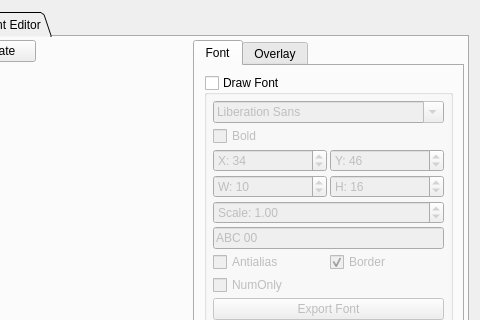
This is pages/pagedisplaytool.ui in vedderb/vesc_tool as Qt 5 draws it before an edit; both pictures show x 205 to 685 and y 0 to 320 of the 685 by 462 pixel window. The edited form follows.
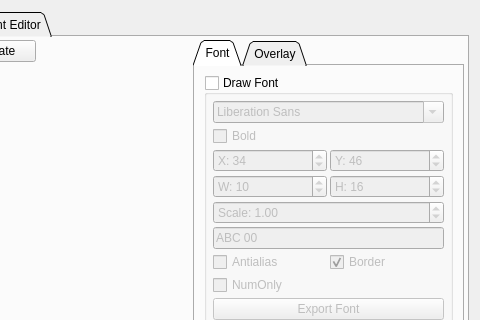
This is the edited form. Custom widgets are drawn as their Qt base class.

Commit message: Rearranged UI to make it easier to find dev tools. Also gived them more vertical space.

Patch:
```diff
--- a/pages/pagedisplaytool.ui
+++ b/pages/pagedisplaytool.ui
@@ -114,6 +114,9 @@
            <verstretch>0</verstretch>
           </sizepolicy>
          </property>
+         <property name="tabShape">
+          <enum>QTabWidget::Triangular</enum>
+         </property>
          <property name="currentIndex">
           <number>0</number>
          </property>
```
The commit also changes 6 other files.
